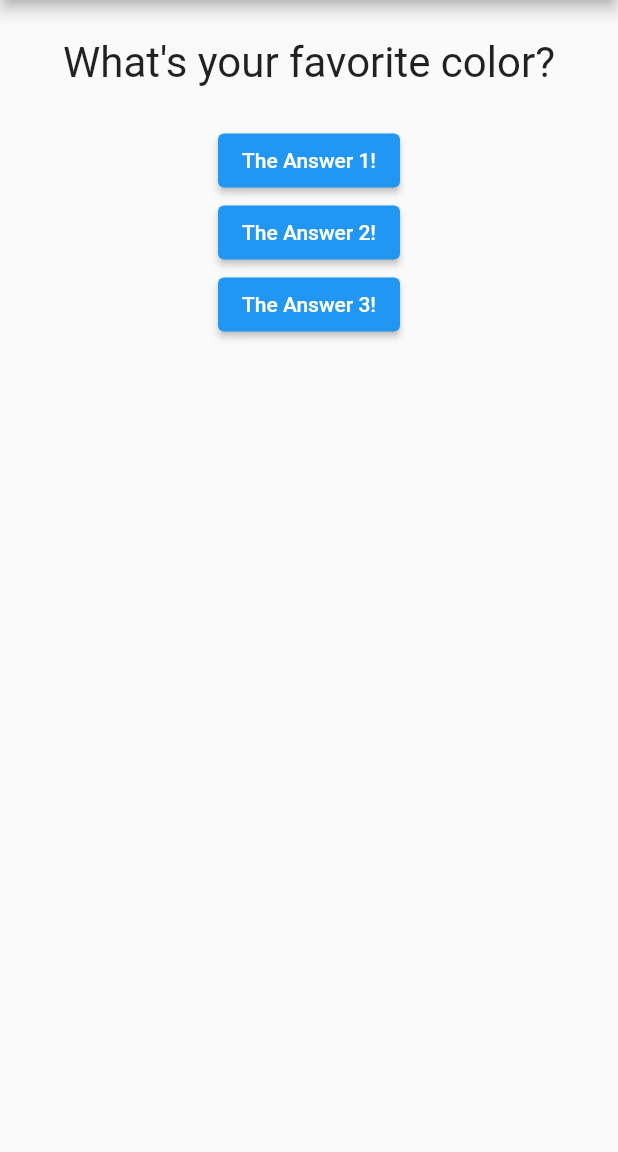
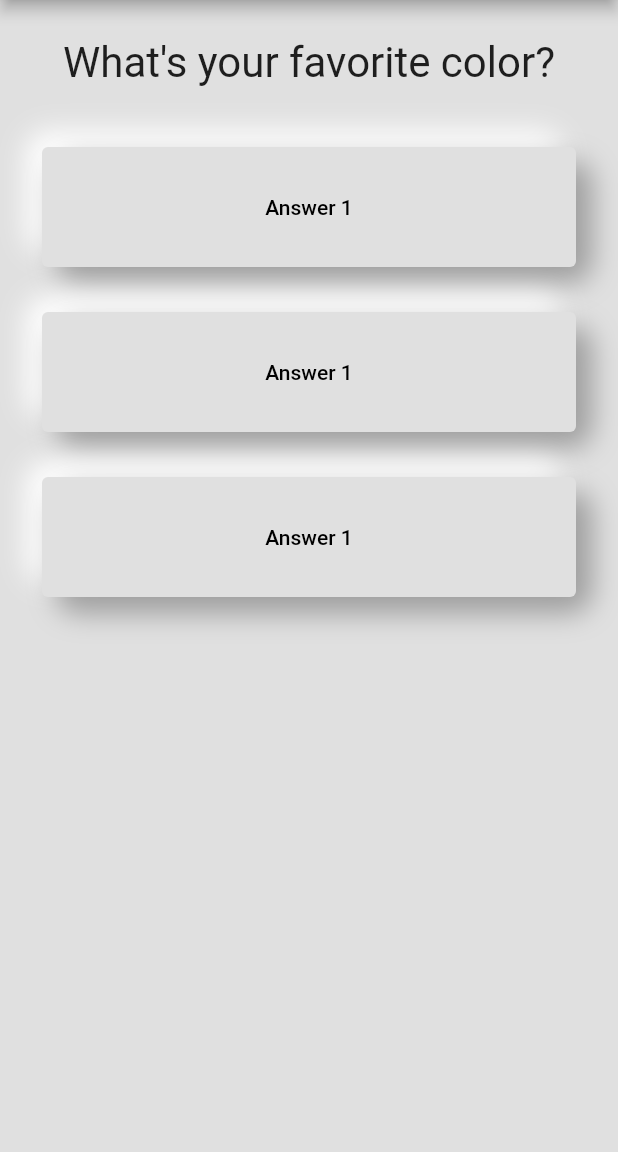
Before and after one commit to shahiutsav/quiz_app, a Flutter app: the screen it shows after launch, on a phone screen of 412 x 824 dp, the part 84-1236 px from its top. Run offline on Flutter 3.47's test engine with Material 2 defaults, Android fonts, the phone set to English and light mode, and no system bars.

Commit message:
Make the answer button its own widget
The answer buttons is now one separate widget that can be called to another widget when necessary. The buttons styling has been changed to match the neumorphism concept.

```diff
--- /dev/null
+++ b/lib/answer.dart
@@ -0,0 +1,48 @@
+import 'package:flutter/material.dart';
+
+class Answer extends StatelessWidget {
+  const Answer(
+    this.selectHandler, {
+    super.key,
+  });
+
+  final VoidCallback selectHandler;
+
+  @override
+  Widget build(BuildContext context) {
+    return Container(
+      width: double.infinity,
+      height: 80,
+      decoration: BoxDecoration(
+        borderRadius: BorderRadius.circular(15),
+        boxShadow: [
+          const BoxShadow(
+            color: Colors.white,
+            blurRadius: 15,
+            offset: Offset(-10, -10),
+            spreadRadius: 1,
+          ),
+          BoxShadow(
+            color: Colors.grey.shade500,
+            blurRadius: 15,
+            offset: const Offset(10, 10),
+            spreadRadius: 1,
+          ),
+        ],
+      ),
+      margin: const EdgeInsets.symmetric(
+        vertical: 15,
+        horizontal: 28,
+      ),
+      child: ElevatedButton(
+        style: ButtonStyle(
+          backgroundColor: MaterialStateProperty.all(Colors.grey[300]),
+          foregroundColor: MaterialStateProperty.all(Colors.black),
+          elevation: MaterialStateProperty.all(0),
+        ),
+        child: const Text('Answer 1'),
+        onPressed: selectHandler,
+      ),
+    );
+  }
+}
--- a/lib/main.dart
+++ b/lib/main.dart
@@ -1,4 +1,5 @@
 import 'package:flutter/material.dart';
+import 'package:quiz_app/answer.dart';
 import 'package:quiz_app/question.dart';
 
 void main() {
@@ -23,9 +24,14 @@ class _MyAppState extends State<MyApp> {
 
   @override
   Widget build(BuildContext context) {
-    var questions = ['What\'s your favorite color?', 'What\'s your favorite animal?'];
+    var questions = [
+      'What\'s your favorite color?',
+      'What\'s your favorite animal?',
+    ];
     return MaterialApp(
+      debugShowCheckedModeBanner: false,
       home: Scaffold(
+        backgroundColor: Colors.grey[300],
         appBar: AppBar(
           title: const Text('A Quiz App'),
         ),
@@ -34,18 +40,9 @@ class _MyAppState extends State<MyApp> {
             Question(
               questions[_questionIndex],
             ),
-            ElevatedButton(
-              onPressed: _answerQuestion,
-              child: const Text('The Answer 1!'),
-            ),
-            ElevatedButton(
-              onPressed: _answerQuestion,
-              child: const Text('The Answer 2!'),
-            ),
-            ElevatedButton(
-              onPressed: _answerQuestion,
-              child: const Text('The Answer 3!'),
-            ),
+            Answer(_answerQuestion),
+            Answer(_answerQuestion),
+            Answer(_answerQuestion),
           ],
         ),
       ),
```
